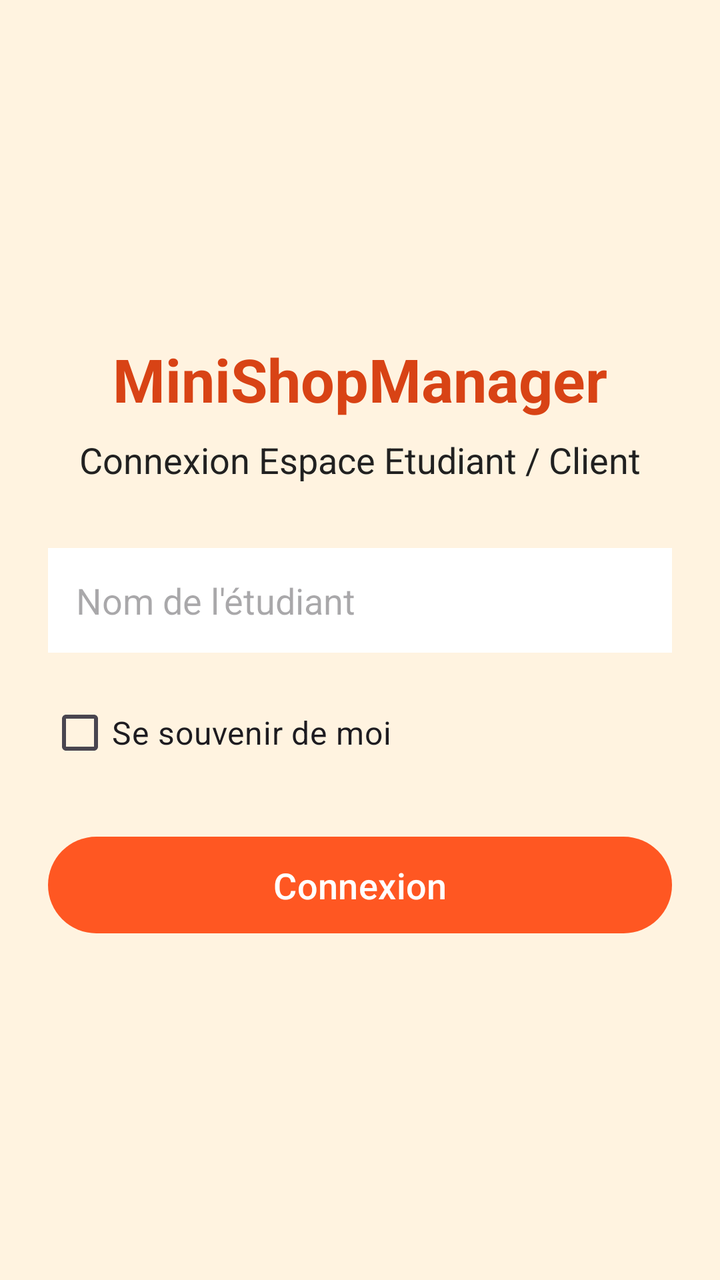
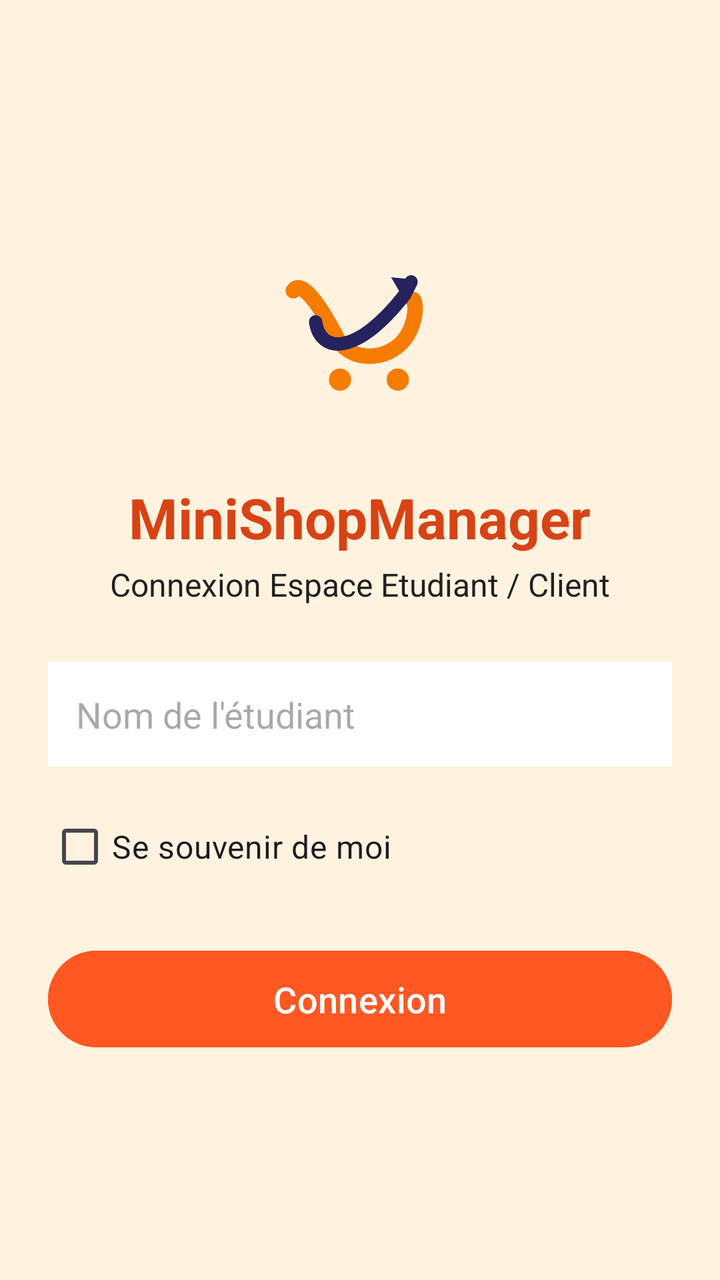

An Android layout rendered at two revisions. The XML below is the earlier revision; the diff shows what the commit changed to produce the second picture.
<!-- AndroidManifest.xml: application theme Theme.MiniShopManager -->
<!-- res/layout/activity_login.xml -->
<?xml version="1.0" encoding="utf-8"?>
<LinearLayout xmlns:android="http://schemas.android.com/apk/res/android"
    xmlns:tools="http://schemas.android.com/tools"
    android:layout_width="match_parent"
    android:layout_height="match_parent"
    android:orientation="vertical"
    android:gravity="center"
    android:padding="24dp"
    android:background="@color/catalog_bg"
    tools:context=".LoginActivity">

    <TextView
        android:id="@+id/tvLoginTitle"
        android:layout_width="wrap_content"
        android:layout_height="wrap_content"
        android:text="@string/app_name"
        android:textSize="30sp"
        android:textStyle="bold"
        android:textColor="@color/purple_700"
        android:layout_marginBottom="8dp" />

    <TextView
        android:id="@+id/tvLoginSubtitle"
        android:layout_width="wrap_content"
        android:layout_height="wrap_content"
        android:text="@string/login_subtitle"
        android:textSize="18sp"
        android:textColor="@color/black"
        android:layout_marginBottom="32dp" />

    <EditText
        android:id="@+id/etUsername"
        android:layout_width="match_parent"
        android:layout_height="wrap_content"
        android:hint="@string/hint_username"
        android:inputType="textPersonName"
        android:padding="14dp"
        android:background="@color/white"
        android:layout_marginBottom="16dp" />

    <CheckBox
        android:id="@+id/cbRemember"
        android:layout_width="wrap_content"
        android:layout_height="wrap_content"
        android:layout_gravity="start"
        android:text="@string/remember_me"
        android:textSize="16sp"
        android:layout_marginBottom="24dp" />

    <Button
        android:id="@+id/btnLogin"
        android:layout_width="match_parent"
        android:layout_height="wrap_content"
        android:text="@string/btn_login"
        android:textSize="18sp"
        android:paddingVertical="12dp" />

</LinearLayout>
<!-- resources referenced by this layout -->
<resources>
  <color name="black">#212121</color>
  <color name="catalog_bg">#FFF3E0</color>
  <color name="purple_700">#D84315</color>
  <color name="white">#FFFFFFFF</color>
  <string name="app_name">MiniShopManager</string>
  <string name="btn_login">Connexion</string>
  <string name="hint_username">Nom de l\'étudiant</string>
  <string name="login_subtitle">Connexion Espace Etudiant / Client</string>
  <string name="remember_me">Se souvenir de moi</string>
  <style name="Theme.MiniShopManager" parent="Theme.Material3.DayNight.NoActionBar">
          <item name="colorPrimary">@color/purple_500</item>
      </style>
  <color name="purple_500">#FF5722</color>
</resources>

<!-- the commit's change to res/layout/activity_login.xml (unified diff, before → after) -->
@@ -9,24 +9,33 @@
     android:background="@color/catalog_bg"
     tools:context=".LoginActivity">
 
+    <ImageView
+        android:id="@+id/imgLogo"
+        android:layout_width="120dp"
+        android:layout_height="120dp"
+        android:layout_gravity="center_horizontal"
+        android:src="@drawable/ic_shopcart_logo"
+        android:contentDescription="@string/app_name"
+        android:layout_marginBottom="8dp" />
+
     <TextView
         android:id="@+id/tvLoginTitle"
         android:layout_width="wrap_content"
         android:layout_height="wrap_content"
         android:text="@string/app_name"
-        android:textSize="30sp"
+        android:textSize="28sp"
         android:textStyle="bold"
         android:textColor="@color/purple_700"
-        android:layout_marginBottom="8dp" />
+        android:layout_marginBottom="4dp" />
 
     <TextView
         android:id="@+id/tvLoginSubtitle"
         android:layout_width="wrap_content"
         android:layout_height="wrap_content"
         android:text="@string/login_subtitle"
-        android:textSize="18sp"
+        android:textSize="16sp"
         android:textColor="@color/black"
-        android:layout_marginBottom="32dp" />
+        android:layout_marginBottom="28dp" />
 
     <EditText
         android:id="@+id/etUsername"
@@ -53,6 +62,7 @@
         android:layout_height="wrap_content"
         android:text="@string/btn_login"
         android:textSize="18sp"
-        android:paddingVertical="12dp" />
+        android:paddingVertical="12dp"
+        android:backgroundTint="@color/purple_500" />
 
 </LinearLayout>
<!-- resource entries referenced after the edit -->
@@ -4,6 +4,43 @@
   <color name="catalog_bg">#FFF3E0</color>
   <color name="purple_700">#D84315</color>
   <color name="white">#FFFFFFFF</color>
+  <!-- drawable ic_shopcart_logo (drawable) -->
+  <vector xmlns:android="http://schemas.android.com/apk/res/android"
+      android:width="120dp"
+      android:height="120dp"
+      android:viewportWidth="108"
+      android:viewportHeight="108">
+  
+      
+      <path
+          android:fillColor="#00000000"
+          android:strokeColor="#F57C00"
+          android:strokeWidth="7"
+          android:strokeLineCap="round"
+          android:strokeLineJoin="round"
+          android:pathData="M 24,30 C 28,24 38,40 44,52 C 50,62 66,62 74,52 C 78,47 80,38 78,34" />
+  
+      
+      <path
+          android:fillColor="#F57C00"
+          android:pathData="M 40,70 A 5,5 0 1,1 40,70.01 Z" />
+      <path
+          android:fillColor="#F57C00"
+          android:pathData="M 66,70 A 5,5 0 1,1 66,70.01 Z" />
+  
+      
+      <path
+          android:fillColor="#00000000"
+          android:strokeColor="#25225E"
+          android:strokeWidth="6"
+          android:strokeLineCap="round"
+          android:pathData="M 34,44 C 36,58 52,60 74,32 L 77,26" />
+  
+      
+      <path
+          android:fillColor="#25225E"
+          android:pathData="M 68,24 L 79,25 L 75,36 Z" />
+  </vector>
   <string name="app_name">MiniShopManager</string>
   <string name="btn_login">Connexion</string>
   <string name="hint_username">Nom de l\'étudiant</string>
